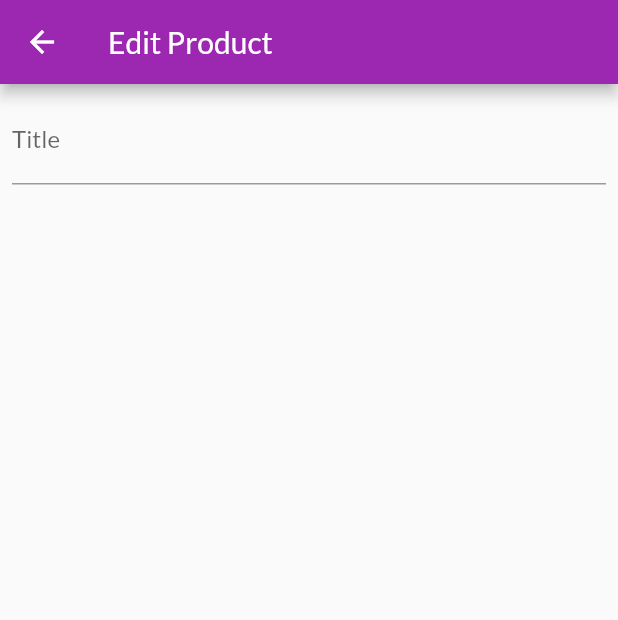
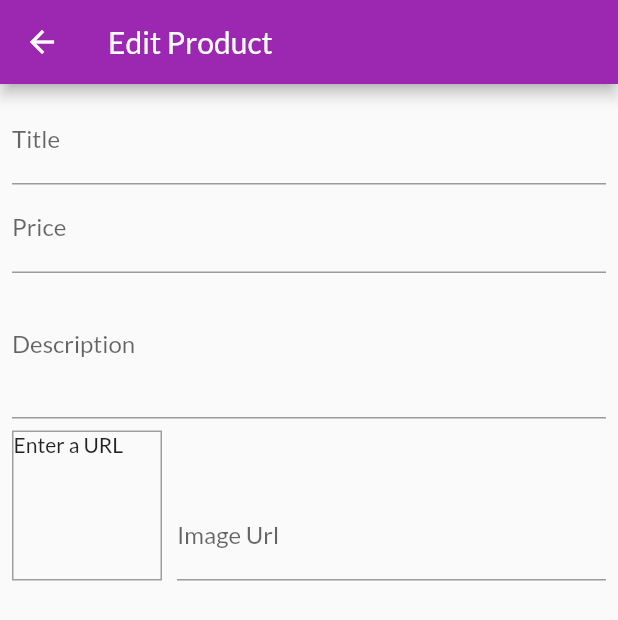
Before and after one commit to rifat0153/Flutter-Shop-App, a Flutter app: the EditProductScreen screen opened by its route, on a phone screen of 412 x 824 dp. Shown: the top 620 px of the screen. Run offline on Flutter 3.47's test engine with Material 2 defaults, Android fonts, the phone set to English and light mode, and no system bars; our stand-ins replace get; network calls fail.

Commit message:
image input

```diff
--- a/lib/screens/edit_product_screen.dart
+++ b/lib/screens/edit_product_screen.dart
@@ -10,6 +10,34 @@ class EditProductScreen extends StatefulWidget {
 }
 
 class _EditProductScreenState extends State<EditProductScreen> {
+  final _priceFocusNode = FocusNode();
+  final _descriptionFocusNode = FocusNode();
+  final _imageUrlFocusNode = FocusNode();
+  final _imageUrlController = TextEditingController();
+
+  @override
+  void initState() {
+    // TODO: implement initState
+    _imageUrlFocusNode.addListener(_updateImageUrl);
+    super.initState();
+  }
+
+  @override
+  void dispose() {
+    // TODO: implement dispose
+    _imageUrlFocusNode.removeListener(_updateImageUrl);
+    _priceFocusNode.dispose();
+    _descriptionFocusNode.dispose();
+    _imageUrlController.dispose();
+    _imageUrlFocusNode.dispose();
+  }
+
+  void _updateImageUrl() {
+    if (!_imageUrlFocusNode.hasFocus) {
+      setState(() {});
+    }
+  }
+
   @override
   Widget build(BuildContext context) {
     return Scaffold(
@@ -24,7 +52,54 @@ class _EditProductScreenState extends State<EditProductScreen> {
               TextFormField(
                 decoration: InputDecoration(labelText: 'Title'),
                 textInputAction: TextInputAction.next,
+                onFieldSubmitted: (_) => {
+                  FocusScope.of(context).requestFocus(_priceFocusNode),
+                },
               ),
+              TextFormField(
+                decoration: InputDecoration(labelText: 'Price'),
+                textInputAction: TextInputAction.next,
+                keyboardType: TextInputType.number,
+                onFieldSubmitted: (_) => {
+                  FocusScope.of(context).requestFocus(_descriptionFocusNode),
+                },
+                focusNode: _priceFocusNode,
+              ),
+              TextFormField(
+                decoration: InputDecoration(labelText: 'Description'),
+                maxLines: 3,
+                keyboardType: TextInputType.multiline,
+                focusNode: _descriptionFocusNode,
+              ),
+              Row(
+                crossAxisAlignment: CrossAxisAlignment.end,
+                children: [
+                  Container(
+                    width: 100,
+                    height: 100,
+                    margin: EdgeInsets.only(top: 8, right: 10),
+                    decoration: BoxDecoration(
+                        border: Border.all(width: 1, color: Colors.grey)),
+                    child: _imageUrlController.text.isEmpty
+                        ? Text('Enter a URL')
+                        : FittedBox(
+                            child: Image.network(
+                              _imageUrlController.text.toString(),
+                              fit: BoxFit.cover,
+                            ),
+                          ),
+                  ),
+                  Expanded(
+                    child: TextFormField(
+                      decoration: InputDecoration(labelText: 'Image Url'),
+                      keyboardType: TextInputType.url,
+                      textInputAction: TextInputAction.done,
+                      controller: _imageUrlController,
+                      focusNode: _imageUrlFocusNode,
+                    ),
+                  ),
+                ],
+              )
             ],
           ),
         ),
```
